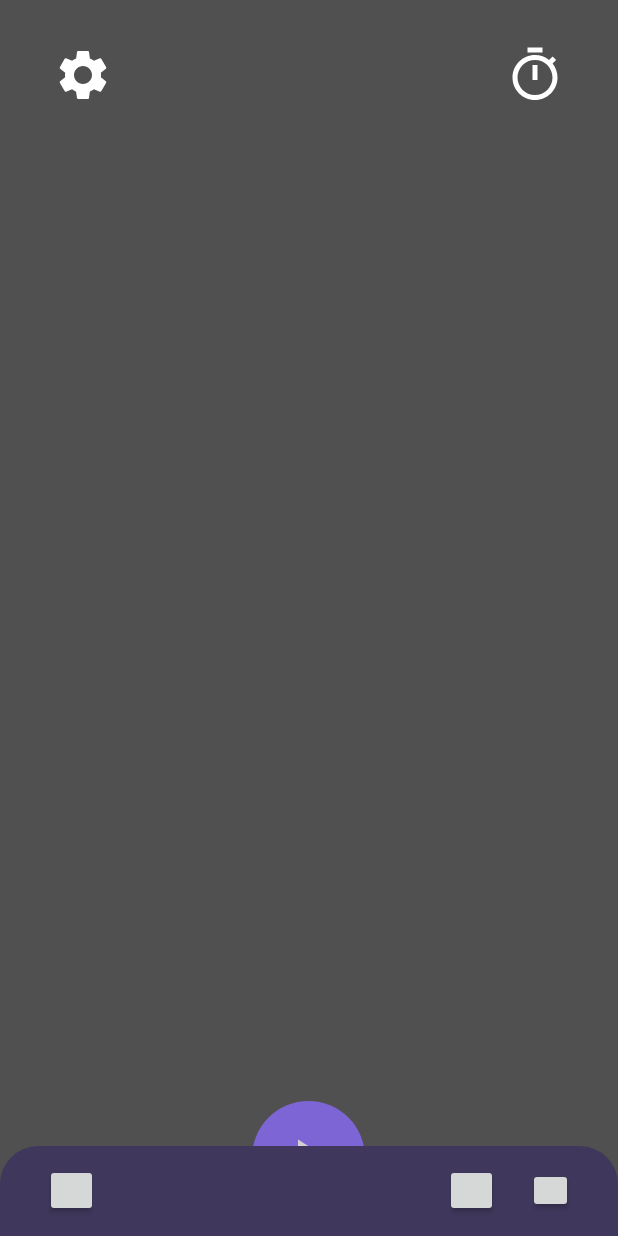
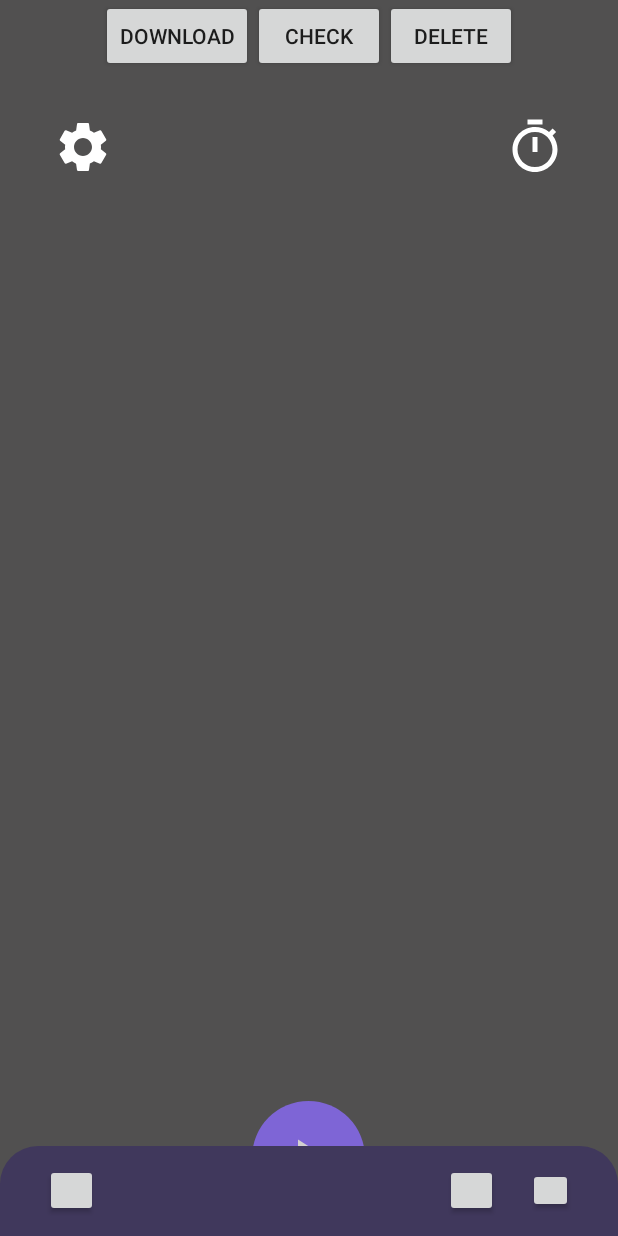
Before and after one commit to dippola/RelaxTour, an Android app: the layout activity_main.xml on its own in the app's theme, with its tools: preview values and no code run, on a phone screen of 412 x 824 dp. Run offline under Robolectric (Android 15) with nearby library versions, the phone set to English and light mode, and no system bars.

Commit message:
Initial commit2

```diff
--- a/app/src/main/java/com/dippola/relaxtour/service/DownloadService.java
+++ b/app/src/main/java/com/dippola/relaxtour/service/DownloadService.java
@@ -120,7 +120,7 @@ public class DownloadService extends Service {
         File localFile;
         try {
             localFile = File.createTempFile("audio", "0");
-            reference.child(fileName).getFile(localFile).addOnSuccessListener(new OnSuccessListener<FileDownloadTask.TaskSnapshot>() {
+            reference.child("audios").child(fileName).getFile(localFile).addOnSuccessListener(new OnSuccessListener<FileDownloadTask.TaskSnapshot>() {
                 @Override
                 public void onSuccess(FileDownloadTask.TaskSnapshot taskSnapshot) {
                     File from = new File(context.getApplicationInfo().dataDir + "/cache", localFile.getName());
--- a/app/src/main/res/layout/activity_main.xml
+++ b/app/src/main/res/layout/activity_main.xml
@@ -12,6 +12,29 @@
         android:orientation="vertical"
         android:paddingBottom="60dp"
         android:background="#F3494848">
+
+        <LinearLayout
+            android:layout_width="wrap_content"
+            android:layout_height="wrap_content"
+            android:orientation="horizontal"
+            android:layout_gravity="center_horizontal">
+            <Button
+                android:id="@+id/testButton1"
+                android:layout_width="wrap_content"
+                android:layout_height="wrap_content"
+                android:text="download"/>
+            <Button
+                android:id="@+id/testButton2"
+                android:layout_width="wrap_content"
+                android:layout_height="wrap_content"
+                android:text="check"/>
+            <Button
+                android:id="@+id/testButton3"
+                android:layout_width="wrap_content"
+                android:layout_height="wrap_content"
+                android:text="delete"/>
+
+        </LinearLayout>
 
         <RelativeLayout
             android:id="@+id/activity_main_head"
```
Also changed, not shown: app/src/main/java/com/dippola/relaxtour/MainActivity.java (+91 -0 lines).
